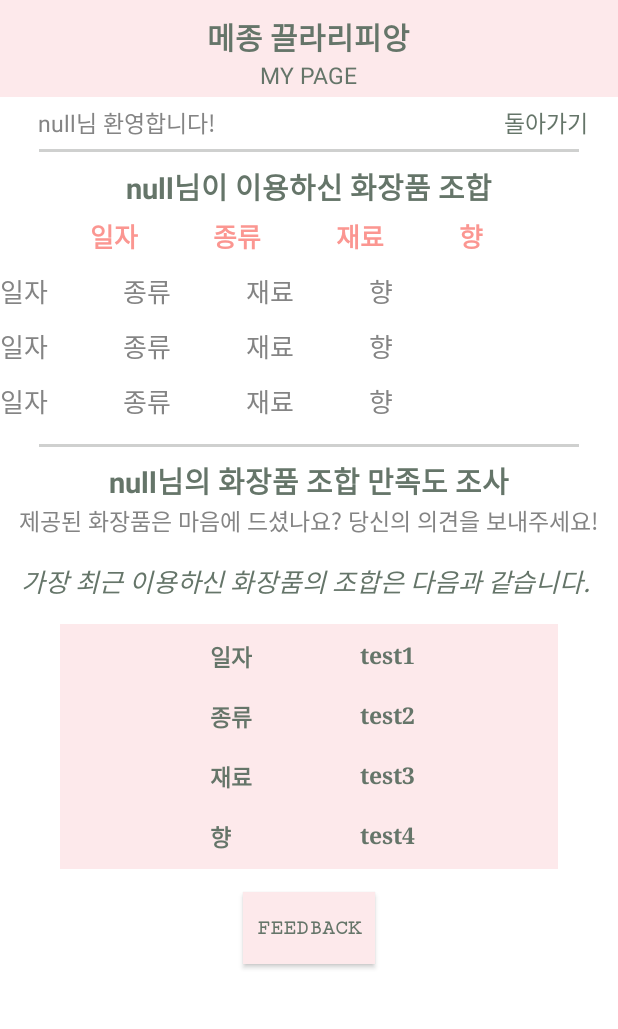
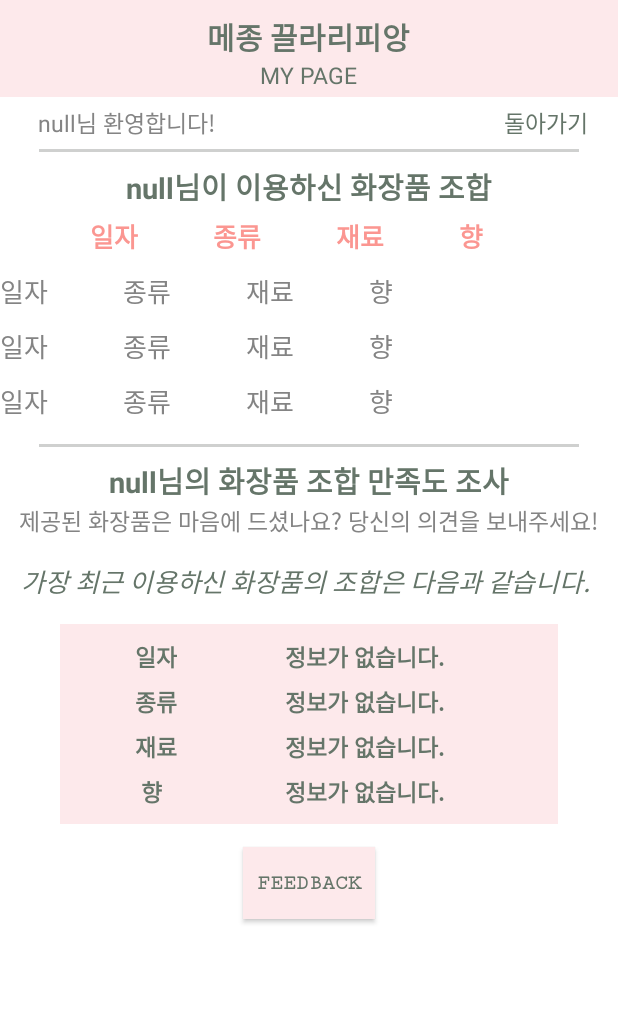
Before and after one commit to joohye85/Masionclarifiant, an Android app: the MypageActivity screen opened directly, with no data from a screen before it, on a phone screen of 412 x 824 dp, the part 61-1090 px from its top. Run offline under Robolectric (Android 15) with nearby library versions, the light colour scheme and no system bars; our stand-ins replace Volley; network calls fail.

Commit message:
마이페이지 윗부분 수정중

```diff
--- a/app/src/main/AndroidManifest.xml
+++ b/app/src/main/AndroidManifest.xml
@@ -14,7 +14,7 @@
         android:supportsRtl="true"
         android:theme="@style/AppTheme"
         android:usesCleartextTraffic="true">
-        <activity android:name=".MypageActivity"></activity>
+        <activity android:name=".MypageActivity" />
         <activity android:name=".FindActivity" />
         <activity
             android:name=".MainActivity"
--- a/app/src/main/java/com/example/masionclarifiant/MainActivity.java
+++ b/app/src/main/java/com/example/masionclarifiant/MainActivity.java
@@ -92,7 +92,7 @@ public class MainActivity extends AppCompatActivity implements NavigationView.On
                 intent5.putExtra("userID",userID);
                 startActivity(intent5);
                 break;
-            case R.id.nav_order:
+            case R.id.nav_combination:
                 break;
         }
 
--- a/app/src/main/java/com/example/masionclarifiant/MypageActivity.java
+++ b/app/src/main/java/com/example/masionclarifiant/MypageActivity.java
@@ -9,7 +9,10 @@ import android.content.DialogInterface;
 import android.content.Intent;
 import android.os.Bundle;
 import android.view.View;
+import android.view.ViewGroup;
 import android.widget.Button;
+import android.widget.TableLayout;
+import android.widget.TableRow;
 import android.widget.TextView;
 import android.widget.Toast;
 
@@ -17,7 +20,10 @@ import com.android.volley.RequestQueue;
 import com.android.volley.Response;
 import com.android.volley.toolbox.Volley;
 
+import org.json.JSONArray;
 import org.json.JSONObject;
+
+import java.util.ArrayList;
 
 public class MypageActivity extends AppCompatActivity{
     public static String feedback_save = "";
@@ -28,6 +34,10 @@ public class MypageActivity extends AppCompatActivity{
         setContentView(R.layout.activity_mypage);
 
         final String userID = getIntent().getStringExtra("userID");
+        final ArrayList<String> createDateArray = new ArrayList<>();
+        final ArrayList<String> skinTypeArray = new ArrayList<>();
+        final ArrayList<String> perfumeArray = new ArrayList<>();
+        final ArrayList<String> i_nameArray = new ArrayList<>();
 
         TextView back_btn = (TextView) findViewById(R.id.back_btn);
         TextView my_pg = (TextView) findViewById(R.id.mypage_text);
@@ -35,7 +45,59 @@ public class MypageActivity extends AppCompatActivity{
         final TextView feedback_message = (TextView)findViewById(R.id.my_pg4);
 
         final Button feedback = (Button)findViewById(R.id.button5);
+        final TextView createDate = (TextView)findViewById(R.id.date);
+        final TextView i_name = (TextView)findViewById(R.id.ingredient);
+        final TextView skinType = (TextView)findViewById(R.id.skinType);
+        final TextView perfume = (TextView)findViewById(R.id.perfume);
+        TableLayout tableLayout = (TableLayout)findViewById(R.id.table);
 
+        //가장 최근에 조합한 화장품 목록(3개) 가져오기
+        Response.Listener<String> res2 = new Response.Listener<String>() {
+            @Override
+            public void onResponse(String response) {
+                try{
+                    JSONArray jsonArray = new JSONArray(response);
+
+                    for(int i=0;i<jsonArray.length();i++){
+                        JSONObject jsonObject = jsonArray.getJSONObject(i);
+                        Boolean success = jsonObject.getBoolean("success");
+                        if(success){
+                            System.out.printf(jsonObject.getString("skinType")+"testttttttttttttttttttttt");
+                            String skinType2 = jsonObject.getString("skinType");
+                            String i_name2 = jsonObject.getString("i_name");
+                            String perfume2 = jsonObject.getString("perfume");
+                            String createData2 = jsonObject.getString("createDate");
+                            skinTypeArray.add(skinType2);
+                            i_nameArray.add(i_name2);
+                            perfumeArray.add(perfume2);
+                            createDateArray.add(createData2);
+                        }
+                    }
+
+                }catch (Exception e){e.printStackTrace();}
+            }
+        };
+
+        //가장 최근에 조합한 화장품 1개 가져오기
+        Response.Listener<String> res = new Response.Listener<String>() {
+            @Override
+            public void onResponse(String response) {
+                try{
+                    JSONObject jsonObject = new JSONObject(response);
+                    Boolean success = jsonObject.getBoolean("success");
+                    if(success){
+                        createDate.setText(jsonObject.getString("createDate"));
+                        i_name.setText(jsonObject.getString("i_name"));
+                        skinType.setText(jsonObject.getString("skinType"));
+                        perfume.setText(jsonObject.getString("perfume"));
+                    }
+
+                }catch (Exception e){e.printStackTrace();}
+            }
+        };
+        RecentlyCombinationRequest recentlyCombinationRequest = new RecentlyCombinationRequest(userID, res);
+        RequestQueue queue = Volley.newRequestQueue(MypageActivity.this);
+        queue.add(recentlyCombinationRequest);
         my_pg.setText(userID + "님 환영합니다!");
         user_use_combination.setText(userID +"님이 이용하신 화장품 조합");
         feedback_message.setText(userID  +"님의 화장품 조합 만족도 조사");
@@ -51,6 +113,14 @@ public class MypageActivity extends AppCompatActivity{
         feedback.setOnClickListener(new View.OnClickListener() {
             @Override
             public void onClick(View v) {
+                if(i_name.getText().toString().equals("정보가 없습니다.")){ //어차피 Not Null이라 얘만 없어도 화장품 생성 정보 없음
+                    AlertDialog.Builder builder = new AlertDialog.Builder(MypageActivity.this);
+                    builder.setMessage("먼저 화장품 조합을 생성해주세요.")
+                            .setPositiveButton("확인", null)
+                            .create()
+                            .show();
+                    return;
+                }
                 Dialog2 dialog = new Dialog2(MypageActivity.this);
                 //dialog.callFunction(feedback_save);
                 dialog.callFunction();
--- /dev/null
+++ b/app/src/main/java/com/example/masionclarifiant/RecentlyCombinationRequest.java
@@ -0,0 +1,24 @@
+package com.example.masionclarifiant;
+
+import com.android.volley.Request;
+import com.android.volley.Response;
+import com.android.volley.toolbox.StringRequest;
+
+import java.util.HashMap;
+import java.util.Map;
+
+public class RecentlyCombinationRequest extends StringRequest {
+    final static private String URL = "http://wngp0805.dothome.co.kr/recently_three_data.php";
+    private Map<String,String> map;
+
+    public RecentlyCombinationRequest(String userID, Response.Listener<String>listener){
+        super(Request.Method.POST,URL,listener,null);//위 url에 post방식으로 값을 전송
+        map=new HashMap<>();
+        map.put("userID",userID);
+    }
+
+    @Override
+    protected Map<String, String> getParams() {
+        return map;
+    }
+}
--- a/app/src/main/res/layout/activity_mypage.xml
+++ b/app/src/main/res/layout/activity_mypage.xml
@@ -103,6 +103,7 @@
                 android:textStyle="bold" />
 
             <TableLayout
+                android:id="@+id/table"
                 android:layout_width="match_parent"
                 android:layout_height="wrap_content">
 
@@ -327,7 +328,7 @@
                 <TextView
                     android:layout_width="wrap_content"
                     android:layout_height="wrap_content"
-                    android:layout_marginLeft="100dp"
+                    android:layout_marginLeft="50dp"
                     android:layout_marginTop="10dp"
                     android:text="일자"
                     android:textColor="@color/colorDarkGreen"
@@ -339,9 +340,9 @@
                     android:id="@+id/date"
                     android:layout_width="wrap_content"
                     android:layout_height="wrap_content"
-                    android:layout_marginLeft="200dp"
+                    android:layout_marginLeft="150dp"
                     android:layout_marginTop="10dp"
-                    android:text="test1"
+                    android:text="정보가 없습니다."
                     android:textColor="@color/colorDarkGreen"
                     android:textSize="15dp"
                     android:textStyle="bold"
@@ -350,8 +351,8 @@
                 <TextView
                     android:layout_width="wrap_content"
                     android:layout_height="wrap_content"
-                    android:layout_marginLeft="100dp"
-                    android:layout_marginTop="50dp"
+                    android:layout_marginLeft="50dp"
+                    android:layout_marginTop="40dp"
                     android:text="종류"
                     android:textColor="@color/colorDarkGreen"
                     android:textSize="15dp"
@@ -362,9 +363,9 @@
                     android:id="@+id/skinType"
                     android:layout_width="wrap_content"
                     android:layout_height="wrap_content"
-                    android:layout_marginLeft="200dp"
-                    android:layout_marginTop="50dp"
-                    android:text="test2"
+                    android:layout_marginLeft="150dp"
+                    android:layout_marginTop="40dp"
+                    android:text="정보가 없습니다."
                     android:textColor="@color/colorDarkGreen"
                     android:textSize="15dp"
                     android:textStyle="bold"
@@ -373,8 +374,8 @@
                 <TextView
                     android:layout_width="wrap_content"
                     android:layout_height="wrap_content"
-                    android:layout_marginLeft="100dp"
-                    android:layout_marginTop="90dp"
+                    android:layout_marginLeft="50dp"
+                    android:layout_marginTop="70dp"
                     android:text="재료"
                     android:textColor="@color/colorDarkGreen"
                     android:textSize="15dp"
@@ -385,9 +386,9 @@
                     android:id="@+id/ingredient"
                     android:layout_width="wrap_content"
                     android:layout_height="wrap_content"
-                    android:layout_marginLeft="200dp"
-                    android:layout_marginTop="90dp"
-                    android:text="test3"
+                    android:layout_marginLeft="150dp"
+                    android:layout_marginTop="70dp"
+                    android:text="정보가 없습니다."
                     android:textColor="@color/colorDarkGreen"
                     android:textSize="15dp"
                     android:textStyle="bold"
@@ -396,10 +397,10 @@
                 <TextView
                     android:layout_width="wrap_content"
                     android:layout_height="wrap_content"
-                    android:layout_marginLeft="100dp"
-                    android:layout_marginTop="130dp"
+                    android:layout_marginLeft="50dp"
+                    android:layout_marginTop="100dp"
                     android:layout_marginBottom="10dp"
-                    android:text="향"
+                    android:text=" 향"
                     android:textColor="@color/colorDarkGreen"
                     android:textSize="15dp"
                     android:textStyle="bold"
@@ -409,10 +410,10 @@
                     android:id="@+id/perfume"
                     android:layout_width="wrap_content"
                     android:layout_height="wrap_content"
-                    android:layout_marginLeft="200dp"
-                    android:layout_marginTop="130dp"
+                    android:layout_marginLeft="150dp"
+                    android:layout_marginTop="100dp"
                     android:layout_marginBottom="10dp"
-                    android:text="test4"
+                    android:text="정보가 없습니다."
                     android:textColor="@color/colorDarkGreen"
                     android:textSize="15dp"
                     android:textStyle="bold"
--- a/app/src/main/res/menu/main_menu.xml
+++ b/app/src/main/res/menu/main_menu.xml
@@ -25,11 +25,11 @@
                 android:icon="@drawable/ic_lock_open_black_24dp"/>
             <item
                 android:id="@+id/nav_mypage"
-                android:title="내 정보 수정"
+                android:title="마이페이지"
                 android:icon="@drawable/ic_child_care_black_24dp"/>
             <item
-                android:id="@+id/nav_order"
-                android:title="주문 조회"
+                android:id="@+id/nav_combination"
+                android:title="배합하기"
                 android:icon="@drawable/ic_local_grocery_store_black_24dp"/>
             </group>
         </menu>
```
Also changed, not shown: app/src/main/java/com/example/masionclarifiant/SelectFrag2.java (+12 -6 lines).
